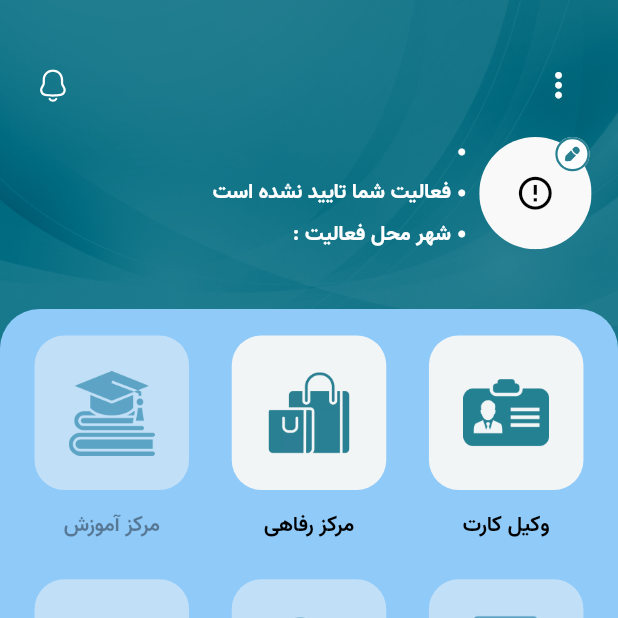
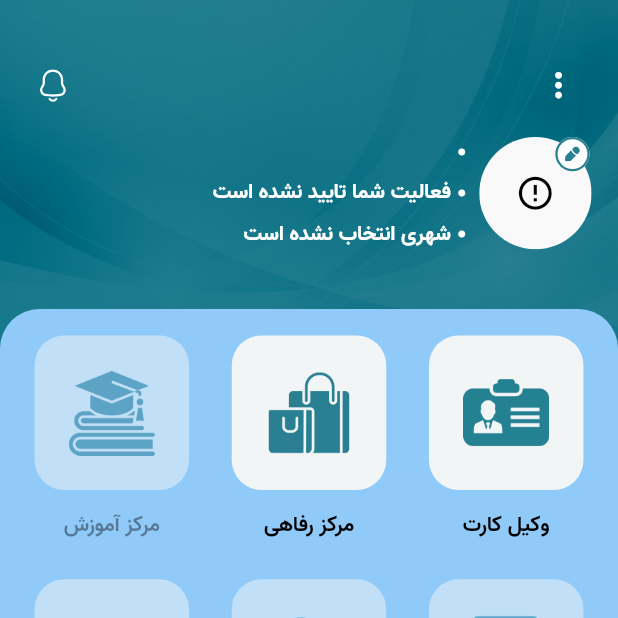
Before and after one commit to mraslamiii/lowyer_electronic, a Flutter app: the HomePage screen opened by its route, on a phone screen of 412 x 824 dp, the top half of it. Run offline on Flutter 3.47's test engine with Material 2 defaults, Android fonts, the phone set to English and light mode, and no system bars; drawn by our look-alikes of cached_network_image; our stand-ins replace adaptive_dialog, animated_splash_screen, connectivity_plus, dio, dotted_border, flutter_screenutil and 12 more; missing offline and left inert: flutter_osm_plugin, qr_code_scanner; accounts and stored records are empty; network calls fail; statements that could not run were skipped; project files that could hold a hidden picture were left out.

Commit message:
lawyer upload

```diff
--- a/lib/view/Intro/splash_page/controller/splash_controller.dart
+++ b/lib/view/Intro/splash_page/controller/splash_controller.dart
@@ -35,7 +35,7 @@ class SplashController extends GetxController {
       // Get.offAllNamed(Routes.loginPage);
 
       if (pref.isFirstTimeLaunch) {
-        Get.offNamed(Routes.loginPage);
+        Get.offNamed(Routes.signupPage);
       } else if (pref.token != "") {
         Get.toNamed(Routes.homePage);
         // await _navigationService.pushNamedAndRemoveUntil(Routes.loginPage);
--- a/lib/view/auth/signup_page/page/signup_lawyers_info_page.dart
+++ b/lib/view/auth/signup_page/page/signup_lawyers_info_page.dart
@@ -107,7 +107,9 @@ class SignUpLawyerInfoPage extends StatelessWidget {
                           controller
                               .lawyerLicenseRecDateTxtController.value.text.isNotEmpty &&
                           controller
-                              .lawyerLicenseExpDateTxtController.value.text.isNotEmpty
+                              .lawyerLicenseExpDateTxtController.value.text.isNotEmpty &&
+                      controller
+                          .isBusyLogin.isFalse
                       ? () {
                           controller.fetchData();
                         }
--- a/lib/view/auth/signup_page/page/signup_page.dart
+++ b/lib/view/auth/signup_page/page/signup_page.dart
@@ -5,7 +5,7 @@ import 'package:kanoon_dadgostari/res/dimens/dimens.dart';
 import 'package:kanoon_dadgostari/view/auth/signup_page/controller/signup_controller.dart';
 import 'package:kanoon_dadgostari/view/widgets/back_widget/back_widget.dart';
 import 'package:kanoon_dadgostari/view/widgets/progress_button/progress_button.dart';
-import 'package:kanoon_dadgostari/widgets/upload_image_box_widget.dart';
+import 'package:kanoon_dadgostari/view/widgets/sign_up_upload_image_widget.dart';
 
 import '../../../../app/app_pages.dart';
 import '../../../../widgets/avatar_image_circle.dart';
--- a/lib/view/auth/verifyDetails_page/page/verify_details_page.dart
+++ b/lib/view/auth/verifyDetails_page/page/verify_details_page.dart
@@ -51,7 +51,7 @@ class VerifyDetailsPage extends StatelessWidget {
                 ),
                 const Expanded(child: SizedBox()),
                 Padding(
-                  padding: EdgeInsets.symmetric(horizontal: largeSize),
+                  padding: EdgeInsets.symmetric(horizontal: standardSize),
                   child: SizedBox(
                     width: fullWidth,
                     child: ElevatedButton(
--- a/lib/view/base/home_page/page/home_page.dart
+++ b/lib/view/base/home_page/page/home_page.dart
@@ -320,8 +320,10 @@ class HomePage extends StatelessWidget {
                                       false
                                   ? 'فعالیت شما تایید نشده است'
                                   : 'کد فعالیت :${controller.pref.lawyer.user!.code}'),
-                              titleWidget(
-                                  "شهر محل فعالیت : ${controller.pref.lawyer.profile?.cityName}"),
+                              titleWidget(controller.pref.lawyer.profile?.cityName.isEmpty ??
+                                  false
+                                  ? 'شهری انتخاب نشده است'
+                                  : "شهر محل فعالیت : ${controller.pref.lawyer.profile?.cityName}"),
                             ],
                           ),
                         ),
--- a/lib/view/user/edit_profile_page/page/edit_profile_page.dart
+++ b/lib/view/user/edit_profile_page/page/edit_profile_page.dart
@@ -56,9 +56,9 @@ class EditProfilePage extends GetView<EditProfileController> {
                   width: fullWidth,
                   child: progressButton(
                     isProgress: controller.isBusyProfile.value,
-                    onTap: () {
+                    onTap: controller.isBusyProfile.isFalse ? () {
                       controller.editProfileEducation();
-                    },
+                    } : null,
                     text: "ثبت اطلاعات",
                   ),
                 ),
--- a/lib/view/user/edit_social_info_page/page/edit_social_info_page.dart
+++ b/lib/view/user/edit_social_info_page/page/edit_social_info_page.dart
@@ -41,9 +41,9 @@ class EditSocialInfoPage extends GetView<EditSocialInfoController> {
                   width: fullWidth,
                   child: progressButton(
                     isProgress: controller.isBusySocial.value,
-                      onTap: () {
+                      onTap: controller.isBusySocial.isFalse ? () {
                         controller.editSocialMedia();
-                      },
+                      } : null,
                       text: "ثبت اطلاعات"),
                 ),
               )),
--- a/lib/view/user/lawyer_license_info_page/page/lawyer_license_info_page.dart
+++ b/lib/view/user/lawyer_license_info_page/page/lawyer_license_info_page.dart
@@ -42,9 +42,9 @@ bool isFirstLunch = true;
                   margin: EdgeInsets.all(standardSize),
                   child: SizedBox(
                     width: fullWidth,
-                    child: progressButton(onTap: () {
+                    child: progressButton(onTap: controller.isBusyProfile.isFalse ? () {
                       controller.editAddressProfile();
-                    },
+                    } : null,
                     isProgress: controller.isBusyProfile.value,
                      text: "ثبت اطلاعات"),
                   ),
--- a/lib/view/user/lowyer_card_page/page/lowyer_card_page.dart
+++ b/lib/view/user/lowyer_card_page/page/lowyer_card_page.dart
@@ -33,9 +33,9 @@ class LawyerCardPage extends StatelessWidget {
                           width: fullWidth,
                           child: progressButton(
                             isProgress: controller.requestNewCard.value,
-                              onTap: () {
+                              onTap: controller.requestNewCard.isFalse ? () {
                                 controller.makeRequest();
-                              }, text: "درخواست جدید"),
+                              } : null, text: "درخواست جدید"),
                         )),
                     SizedBox(
                       width: standardSize,
--- a/lib/widgets/upload_image_box_widget.dart
+++ b/lib/view/widgets/sign_up_upload_image_widget.dart
@@ -2,9 +2,9 @@ import 'dart:io';
 import 'package:flutter/material.dart';
 import 'package:flutter_svg/svg.dart';
 import 'package:get/get.dart';
-import '../res/colors/colors.dart';
-import '../res/dimens/dimens.dart';
-import 'avatar_image_circle.dart';
+import '../../res/colors/colors.dart';
+import '../../res/dimens/dimens.dart';
+import '../../widgets/avatar_image_circle.dart';
 
 Widget uploadImageBoxWidget(
     {required VoidCallback onTap,
```
